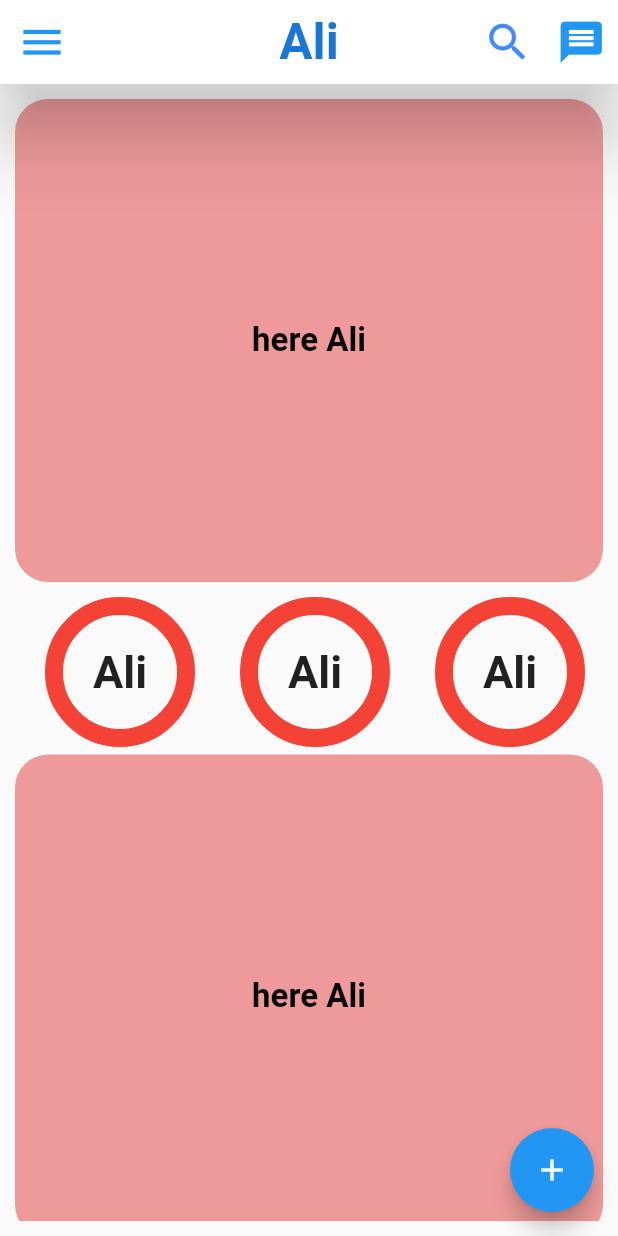
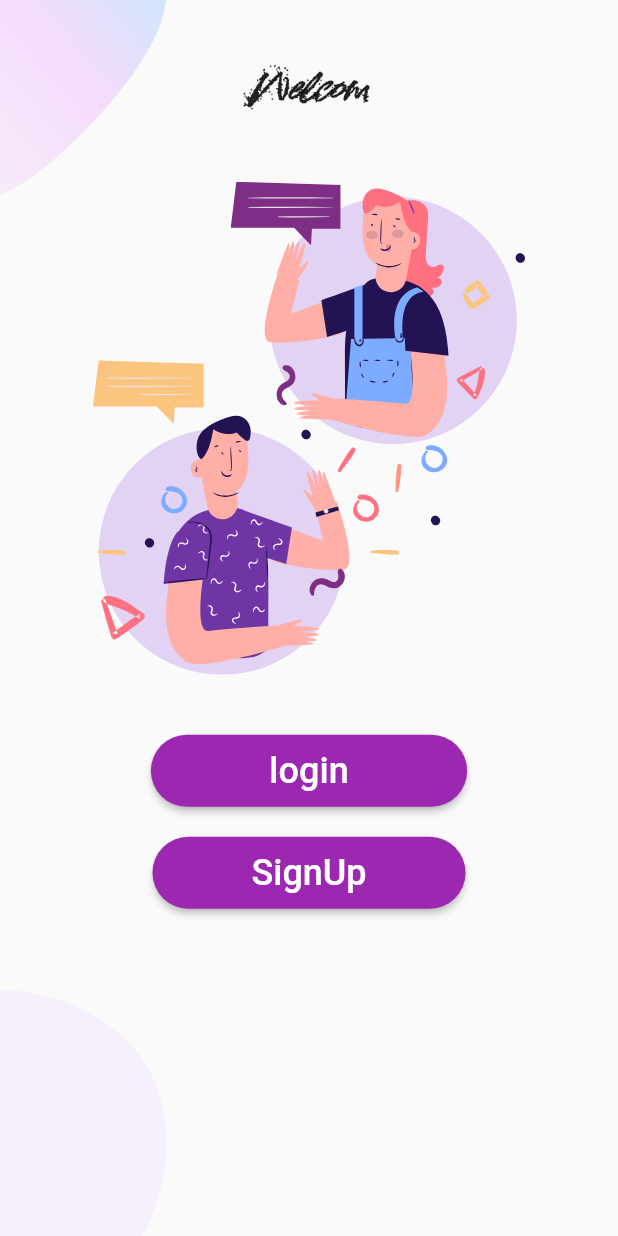
Before and after one commit to aliajjoub2/flutter-Project-1, a Flutter app: the screen it shows after launch, on a phone screen of 412 x 824 dp. Run offline on Flutter 3.47's test engine with Material 2 defaults, Android fonts, the phone set to English and light mode, and no system bars; our stand-ins replace flutter_svg.

Commit message:
add welcom and login and signup pages

```diff
--- a/lib/main.dart
+++ b/lib/main.dart
@@ -3,7 +3,9 @@
 //import 'dart:html';
 
 import 'package:flutter/material.dart';
-import 'package:flutter_svg/svg.dart';
+import 'package:syrianeconomy/pages/login.dart';
+import 'package:syrianeconomy/pages/signup.dart';
+import 'package:syrianeconomy/pages/welcome.dart';
 
 void main() {
   runApp(const MyApp());
@@ -14,14 +16,22 @@ class MyApp extends StatelessWidget {
 
   @override
   Widget build(BuildContext context) {
-    return const MaterialApp(
-      home: FacebookApp(),
+    return MaterialApp(
       debugShowCheckedModeBanner: false,
+      initialRoute: "/",
+      routes: {
+        "/": (context) => const Welcome(),
+        "/login": (context) => const Login(),
+        "/signup": (context) => const Signup(),
+      },
+
+      /*  home: FacebookApp(),
+       */
     );
   }
 }
 
-class FacebookApp extends StatelessWidget {
+/* class FacebookApp extends StatelessWidget {
   const FacebookApp({Key? key}) : super(key: key);
 
   @override
@@ -35,11 +45,7 @@ class FacebookApp extends StatelessWidget {
     var children2 = [
       Container(
         // ignore: sort_child_properties_last
-        child: Text(
-          'here Ali',
-          style: TextStyle(
-              color: Colors.black, fontSize: 22, fontWeight: FontWeight.bold),
-        ),
+
         height: 322,
         width: double.infinity,
         alignment: Alignment.center,
@@ -48,6 +54,11 @@ class FacebookApp extends StatelessWidget {
         decoration: BoxDecoration(
           borderRadius: BorderRadius.circular(22),
           color: Colors.red[200],
+        ),
+        child: Text(
+          'here Ali',
+          style: TextStyle(
+              color: Colors.black, fontSize: 22, fontWeight: FontWeight.bold),
         ),
       ),
       SingleChildScrollView(
@@ -162,54 +173,8 @@ class FacebookApp extends StatelessWidget {
           color: Colors.red[200],
         ),
       ),
+      // Start expanded Widget
       Container(
-        // ignore: sort_child_properties_last
-        child: Row(
-          children: [
-            Expanded(
-                flex: 0,
-                child: Container(
-                  // ignore: sort_child_properties_last
-                  child: Text(
-                    '1',
-                    style: TextStyle(fontSize: 22, fontWeight: FontWeight.bold),
-                  ),
-
-                  width: 100,
-                  height: 100,
-                  color: Color.fromARGB(255, 236, 96, 117),
-                  alignment: Alignment.center,
-                )),
-            Expanded(
-                flex: 1,
-                child: Container(
-                  // ignore: sort_child_properties_last
-                  child: Text(
-                    '2',
-                    style: TextStyle(fontSize: 22, fontWeight: FontWeight.bold),
-                  ),
-
-                  width: 100,
-                  height: 100,
-                  color: Color.fromARGB(255, 179, 153, 240),
-                  alignment: Alignment.center,
-                )),
-            Expanded(
-                flex: 0,
-                child: Container(
-                  // ignore: sort_child_properties_last
-                  child: Text(
-                    '3',
-                    style: TextStyle(fontSize: 22, fontWeight: FontWeight.bold),
-                  ),
-
-                  width: 100,
-                  height: 100,
-                  color: Color.fromARGB(255, 236, 96, 117),
-                  alignment: Alignment.center,
-                )),
-          ],
-        ),
         height: 322,
         width: double.infinity,
         alignment: Alignment.center,
@@ -219,15 +184,63 @@ class FacebookApp extends StatelessWidget {
           borderRadius: BorderRadius.circular(22),
           color: Colors.red[200],
         ),
+        child: Row(
+          children: [
+            Expanded(
+                flex: 0,
+                child: Container(
+                  width: 100,
+                  height: 100,
+                  color: Color.fromARGB(255, 236, 96, 117),
+                  alignment: Alignment.center,
+                  child: Text(
+                    '1',
+                    style: TextStyle(fontSize: 22, fontWeight: FontWeight.bold),
+                  ),
+                )),
+            Expanded(
+                flex: 1,
+                child: Container(
+                  width: 100,
+                  height: 100,
+                  color: Color.fromARGB(255, 179, 153, 240),
+                  alignment: Alignment.center,
+                  child: Text(
+                    '2',
+                    style: TextStyle(fontSize: 22, fontWeight: FontWeight.bold),
+                  ),
+                )),
+            Expanded(
+                flex: 0,
+                child: Container(
+                  width: 100,
+                  height: 100,
+                  color: Color.fromARGB(255, 236, 96, 117),
+                  alignment: Alignment.center,
+                  child: Text(
+                    '3',
+                    style: TextStyle(fontSize: 22, fontWeight: FontWeight.bold),
+                  ),
+                )),
+          ],
+        ),
       ),
+      // start Stack Widget
       Container(
-        // ignore: sort_child_properties_last
+        width: 300,
+        height: 300,
+        margin: EdgeInsets.fromLTRB(0, 10, 0, 10),
+        decoration: BoxDecoration(
+          borderRadius: BorderRadius.circular(22),
+          color: Colors.red[200],
+        ),
         child: Stack(
           // unpositioned Box get Width and Height Parent as the first container
           fit: StackFit.expand,
 
           // position unpositioned Box change withe this Property
           //alignment: AlignmentDirectional.bottomStart,
+          //---------
           // here clipBehavior to exit the box out the parents Box
           // hardEdge for clip and none for not clip
           clipBehavior: Clip.none,
@@ -314,14 +327,8 @@ class FacebookApp extends StatelessWidget {
           ],
         ),
         //padding: EdgeInsets.all(9),
-        width: 300,
-        height: 300,
-        margin: EdgeInsets.fromLTRB(0, 10, 0, 10),
-        decoration: BoxDecoration(
-          borderRadius: BorderRadius.circular(22),
-          color: Colors.red[200],
-        ),
       ),
+      // Sart Wrap widget
       Padding(
         padding: const EdgeInsets.all(8.0),
         child: Container(
@@ -334,6 +341,8 @@ class FacebookApp extends StatelessWidget {
               direction: Axis.vertical,
               spacing: 10.2,
               runSpacing: 13.5,
+              alignment: WrapAlignment.center,
+
               children: [
                 ElevatedButton(
                   onPressed: () {},
@@ -662,7 +671,8 @@ class FacebookApp extends StatelessWidget {
             ElevatedButton(
                 style: ButtonStyle(
                   backgroundColor: MaterialStateProperty.all(Colors.orange),
-                  padding: MaterialStateProperty.all(EdgeInsets.symmetric(horizontal: 100, vertical: 10)),
+                  padding: MaterialStateProperty.all(
+                      EdgeInsets.symmetric(horizontal: 100, vertical: 10)),
                   shape: MaterialStateProperty.all(RoundedRectangleBorder(
                       borderRadius: BorderRadius.circular(20))),
                 ),
@@ -673,8 +683,10 @@ class FacebookApp extends StatelessWidget {
 
                 child: const Text(
                   "Enter",
-                  style: TextStyle(fontSize: 24, ),
-                ))
+                  style: TextStyle(
+                    fontSize: 24,
+                  ),
+                )),
           ],
         ),
       ),
@@ -684,19 +696,23 @@ class FacebookApp extends StatelessWidget {
           backgroundColor: Colors.white,
           title: text,
           centerTitle: true,
+          // start leading in right side get Icons
           leading: IconButton(
             onPressed: () {},
             icon: Icon(Icons.menu),
             color: Colors.blue,
             iconSize: 33,
           ),
+          // start action in links side get a Icons
           actions: [
+            // start search bottom
             IconButton(
               onPressed: () {},
               icon: Icon(Icons.search),
               color: Colors.blueAccent,
               iconSize: 33,
             ),
+            // start message Bottom
             IconButton(
               onPressed: () {},
               icon: Icon(Icons.message),
@@ -710,8 +726,6 @@ class FacebookApp extends StatelessWidget {
                       color: Colors.pink,
                       size: 24.0,
                       semanticLabel: 'Text to announce in accessibility modes',
-
-
         ), */
         ),
         floatingActionButton: FloatingActionButton(
@@ -731,3 +745,4 @@ class FacebookApp extends StatelessWidget {
         ));
   }
 }
+ */
--- /dev/null
+++ b/lib/pages/welcome.dart
@@ -0,0 +1,98 @@
+import 'package:flutter/material.dart';
+import 'package:flutter_svg/flutter_svg.dart';
+
+class Welcome extends StatelessWidget {
+  const Welcome({Key? key}) : super(key: key);
+
+  @override
+  Widget build(BuildContext context) {
+    return SafeArea(
+      child: Scaffold(
+        body: SizedBox(
+          width: double.infinity,
+          height: double.infinity,
+          child: Stack(
+            children: [
+              Positioned(
+                left: 0,
+                top: 0,
+                child: Image.asset(
+                  "assets/img/main_top.png",
+                  fit: BoxFit.fill,
+                  width: 111,
+                ),
+              ),
+              Positioned(
+                left: 0,
+                bottom: 0,
+                child: Image.asset(
+                  "assets/img/main_bottom.png",
+                  fit: BoxFit.fill,
+                  width: 111,
+                ),
+              ),
+              SizedBox(
+                width: double.infinity,
+                child: Column(
+                  crossAxisAlignment: CrossAxisAlignment.center,
+
+                  children: [
+                    const SizedBox(
+                      height: 40,
+                    ),
+                    const Text('Welcom', style: TextStyle( fontSize: 25, fontWeight: FontWeight.bold, fontFamily: 'myArima'),),
+                     const SizedBox(
+                      height: 40,
+                    ),
+                    SvgPicture.asset(
+                      'assets/img/chat.svg',
+                      width: 288,
+                    ),
+                  const SizedBox(
+                    height: 40,
+                  ) ,
+                    ElevatedButton(
+                      onPressed: () {
+                        Navigator.pushNamed(context, "/login");
+                      },
+                      style: ButtonStyle(
+                        backgroundColor: MaterialStateProperty.all(Colors.purple),
+                        padding: MaterialStateProperty.all(
+                            const EdgeInsets.symmetric(horizontal: 79, vertical: 10)),
+                        shape: MaterialStateProperty.all(RoundedRectangleBorder(
+                            borderRadius: BorderRadius.circular(27))),
+                      ),
+                      child: const Text(
+                        "login",
+                        style: TextStyle(fontSize: 24),
+                      ),
+                    ),
+                      const SizedBox(
+                        height: 20,
+                      ),
+                      ElevatedButton(
+                      onPressed: () {
+                        Navigator.pushNamed(context, "/signup");
+                      },
+                      style: ButtonStyle(
+                        backgroundColor: MaterialStateProperty.all(Colors.purple),
+                        padding: MaterialStateProperty.all(
+                            const EdgeInsets.symmetric(horizontal: 66, vertical: 10)),
+                        shape: MaterialStateProperty.all(RoundedRectangleBorder(
+                            borderRadius: BorderRadius.circular(27))),
+                      ),
+                      child: const Text(
+                        "SignUp",
+                        style: TextStyle(fontSize: 24),
+                      ),
+                    ),
+                  ],
+                ),
+              )
+            ],
+          ),
+        ),
+      ),
+    );
+  }
+}
```
Also changed, not shown: lib/pages/login.dart (added, +147 -0 lines), lib/pages/signup.dart (added, +237 -0 lines), assets/img/chat.svg (added), assets/img/google-plus.svg (added), assets/img/login.svg (added), assets/img/login_bottom.png (added), assets/img/main_bottom.png (added), assets/img/main_top.png (added), assets/img/signup.svg (added), assets/img/signup_top.png (added), assets/img/twitter.svg (added).
